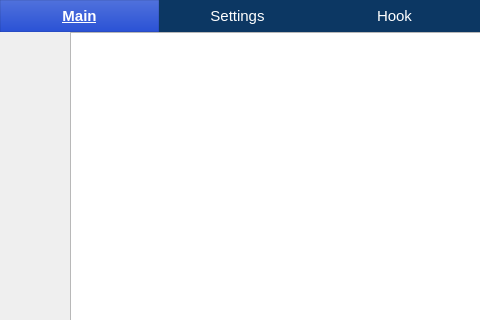
This is ui/Main.ui in wjqsec/EmuGUI as Qt 5 draws it before an edit; both pictures show x 0 to 480 and y 0 to 320 of the 1182 by 872 pixel window. The edited form follows.
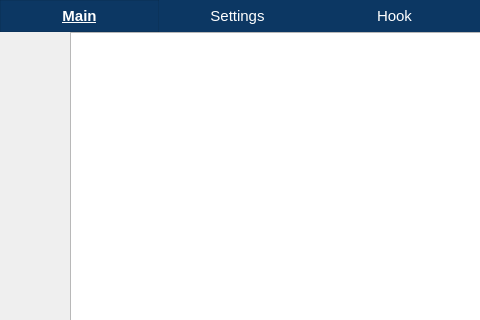
This is the edited form. Icons and pictures are not drawn.

```diff
--- a/ui/Main.ui
+++ b/ui/Main.ui
@@ -61,9 +61,9 @@
         }
 
         QTabWidget#tabWidget QTabBar::tab:selected {
-         background: qlineargradient(x1:0, y1:0, x2:0, y2:1, stop:0 #5071DC, stop:1 #2A52D5);
+         background: qlineargradient(x1:0, y1:0, x2:0, y2:1, stop:0 #0c3763, stop:1 #0c3763);
          color: #ffffff;
-         font-weight: 600;
+         font-weight: 700;
          text-decoration: underline;
          border: 1px solid rgba(0,0,0,0.08);
         }
```
